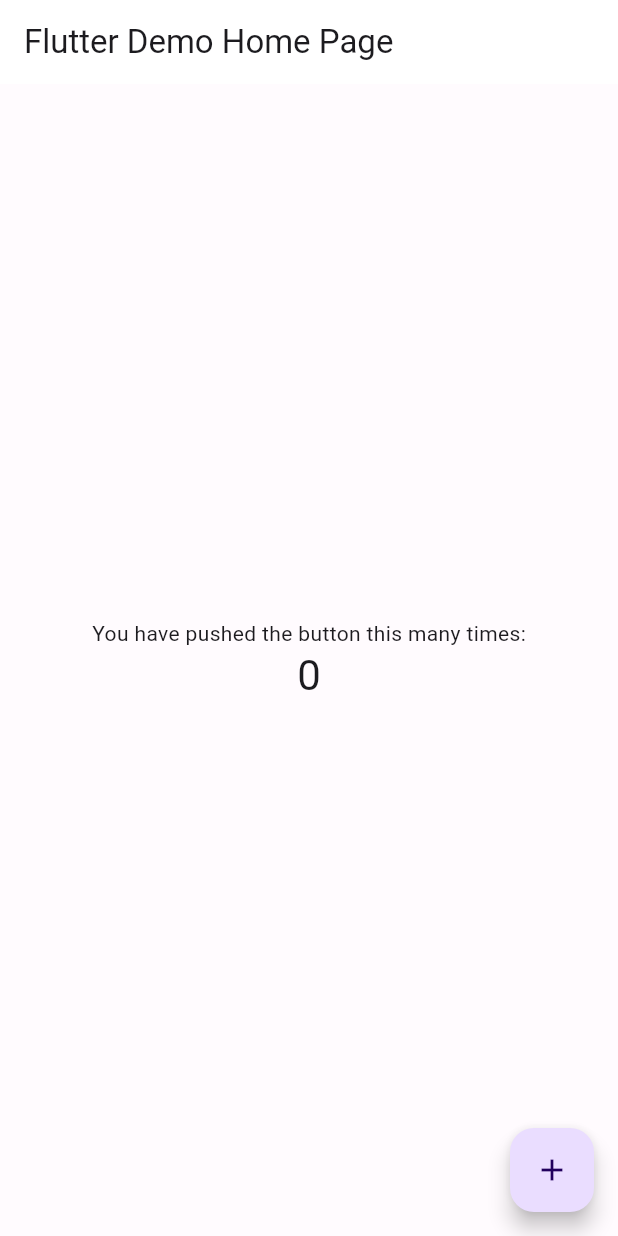
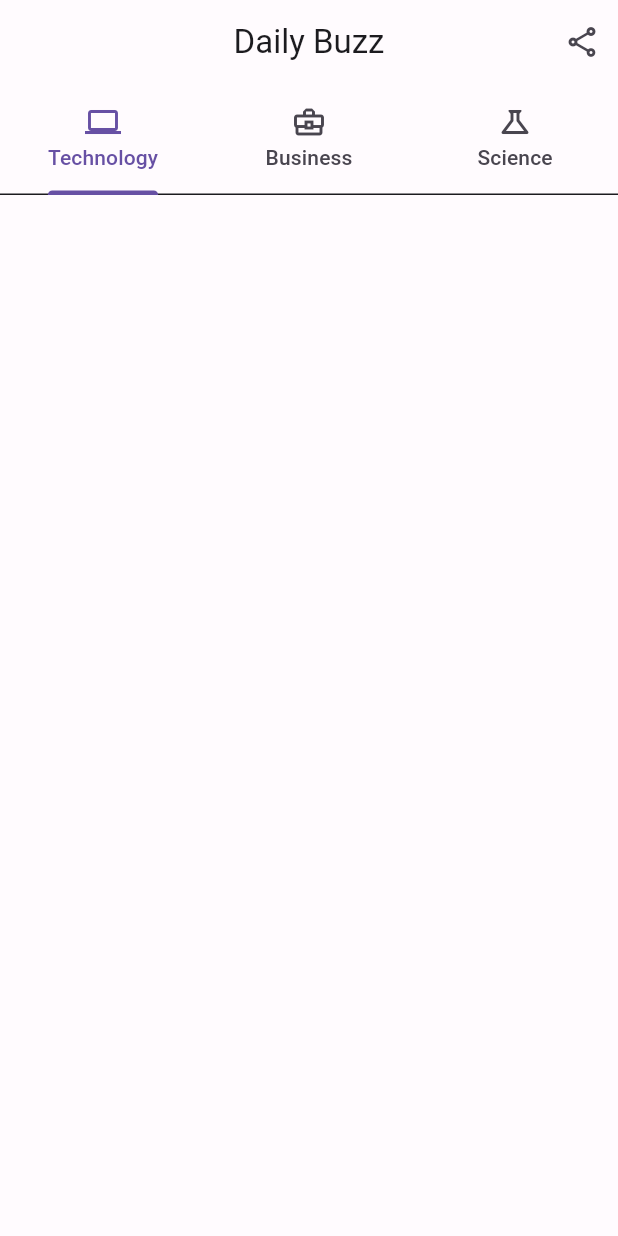
Before and after one commit to SAQG007/daily_buzz, a Flutter app: the screen it shows after launch, on a phone screen of 412 x 824 dp. Run offline on Flutter 3.47's test engine with Material 2 defaults, Android fonts, the phone set to English and light mode, and no system bars.

Commit message:
Created top bar

```diff
--- a/lib/main.dart
+++ b/lib/main.dart
@@ -1,5 +1,6 @@
 import 'package:daily_buzz/theme/dark_theme.dart';
 import 'package:daily_buzz/theme/light_theme.dart';
+import 'package:daily_buzz/widgets/top_bar.dart';
 import 'package:flutter/material.dart';
 
 void main() {
@@ -13,57 +14,10 @@ class MyApp extends StatelessWidget {
   Widget build(BuildContext context) {
     return MaterialApp(
       title: 'Flutter Demo',
+      debugShowCheckedModeBanner: false,
       theme: lightTheme,
       darkTheme: darkTheme,
-      home: const MyHomePage(title: 'Flutter Demo Home Page'),
+      home: const TopBar(),
     );
   }
 }
-
-class MyHomePage extends StatefulWidget {
-  const MyHomePage({super.key, required this.title});
-
-  final String title;
-
-  @override
-  State<MyHomePage> createState() => _MyHomePageState();
-}
-
-class _MyHomePageState extends State<MyHomePage> {
-  int _counter = 0;
-
-  void _incrementCounter() {
-    setState(() {
-      _counter++;
-    });
-  }
-
-  @override
-  Widget build(BuildContext context) {
-    return Scaffold(
-      appBar: AppBar(
-        backgroundColor: Theme.of(context).colorScheme.inversePrimary,
-        title: Text(widget.title),
-      ),
-      body: Center(
-        child: Column(
-          mainAxisAlignment: MainAxisAlignment.center,
-          children: <Widget>[
-            const Text(
-              'You have pushed the button this many times:',
-            ),
-            Text(
-              '$_counter',
-              style: Theme.of(context).textTheme.headlineMedium,
-            ),
-          ],
-        ),
-      ),
-      floatingActionButton: FloatingActionButton(
-        onPressed: _incrementCounter,
-        tooltip: 'Increment',
-        child: const Icon(Icons.add),
-      ),
-    );
-  }
-}
--- /dev/null
+++ b/lib/widgets/top_bar.dart
@@ -0,0 +1,84 @@
+import 'package:flutter/material.dart';
+import 'package:flutter/services.dart';
+
+class TopBar extends StatefulWidget {
+  const TopBar({ Key? key }) : super(key: key);
+
+  @override
+  _TopBarState createState() => _TopBarState();
+}
+
+class _TopBarState extends State<TopBar> with SingleTickerProviderStateMixin {
+
+  TabController? _tabController;
+  final _scaffoldKey = GlobalKey<ScaffoldState>();
+
+  // list of all buttons in the top bar
+  final List<Tab> _topTabs = <Tab> [
+    const Tab(
+      icon: Icon(Icons.computer_outlined),
+      child: Text(
+        'Technology',
+      ),
+    ),
+    const Tab(
+      icon: Icon(Icons.business_center_outlined),
+      child: Text(
+        'Business',
+      ),
+    ),
+    const Tab(
+      icon: Icon(Icons.science_outlined),
+      child: Text(
+        'Science',
+      ),
+    ),
+  ];
+
+  @override
+  void initState() {
+    super.initState();
+    // initializing tab controller
+    _tabController = TabController(length: _topTabs.length, vsync: this);
+  }
+
+  // hadling user's back navigation
+  Future<bool> _onWillPop() async {
+    if(_tabController?.index == 0) {
+      await SystemNavigator.pop();
+    }
+
+    Future.delayed(const Duration(milliseconds: 200), () {
+      _tabController?.index = 0;
+    });
+
+    return (_tabController?.index == 0);
+  }
+
+  @override
+  Widget build(BuildContext context) {
+    // WillPopScope can be used to override what happens when a user presses the back button on the device
+    return WillPopScope(
+      onWillPop: _onWillPop,
+      child: Scaffold(
+        key: _scaffoldKey,
+        appBar: AppBar(
+          centerTitle: true,
+          title: Text(
+            "Daily Buzz",
+          ),
+          actions: [
+            IconButton(
+              onPressed: () {},
+              icon: const Icon(Icons.share_outlined),
+            ),
+          ],
+          bottom: TabBar(
+            controller: _tabController,
+            tabs: _topTabs,
+          ),
+        ),
+      ),
+    );
+  }
+}
```
